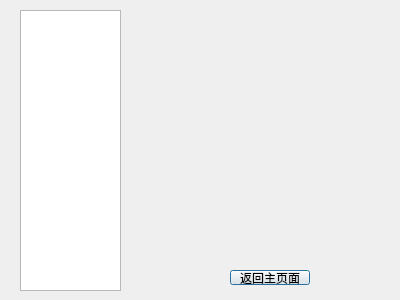
Qt form leadertask.ui (ljy9912/summer) before a commit.
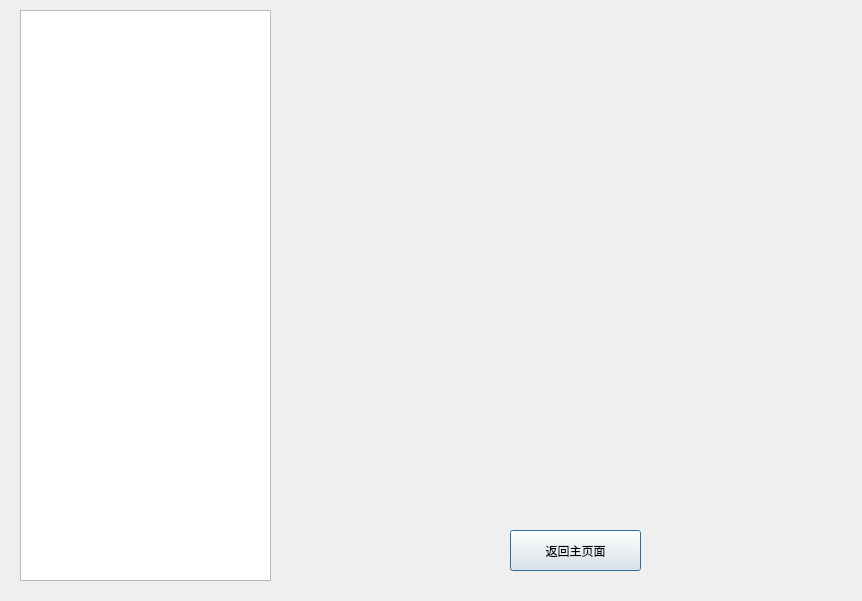
The same form after that commit.

What changed in the file:
```diff
--- a/leadertask.ui
+++ b/leadertask.ui
@@ -6,8 +6,8 @@
    <rect>
     <x>0</x>
     <y>0</y>
-    <width>400</width>
-    <height>300</height>
+    <width>862</width>
+    <height>601</height>
    </rect>
   </property>
   <property name="windowTitle">
@@ -18,28 +18,28 @@
     <rect>
      <x>20</x>
      <y>10</y>
-     <width>101</width>
-     <height>281</height>
+     <width>251</width>
+     <height>571</height>
     </rect>
    </property>
   </widget>
   <widget class="QStackedWidget" name="stackedWidget">
    <property name="geometry">
     <rect>
-     <x>139</x>
-     <y>9</y>
-     <width>231</width>
-     <height>231</height>
+     <x>350</x>
+     <y>10</y>
+     <width>501</width>
+     <height>471</height>
     </rect>
    </property>
   </widget>
   <widget class="QPushButton" name="main">
    <property name="geometry">
     <rect>
-     <x>230</x>
-     <y>270</y>
-     <width>80</width>
-     <height>15</height>
+     <x>510</x>
+     <y>530</y>
+     <width>131</width>
+     <height>41</height>
     </rect>
    </property>
    <property name="text">
```
